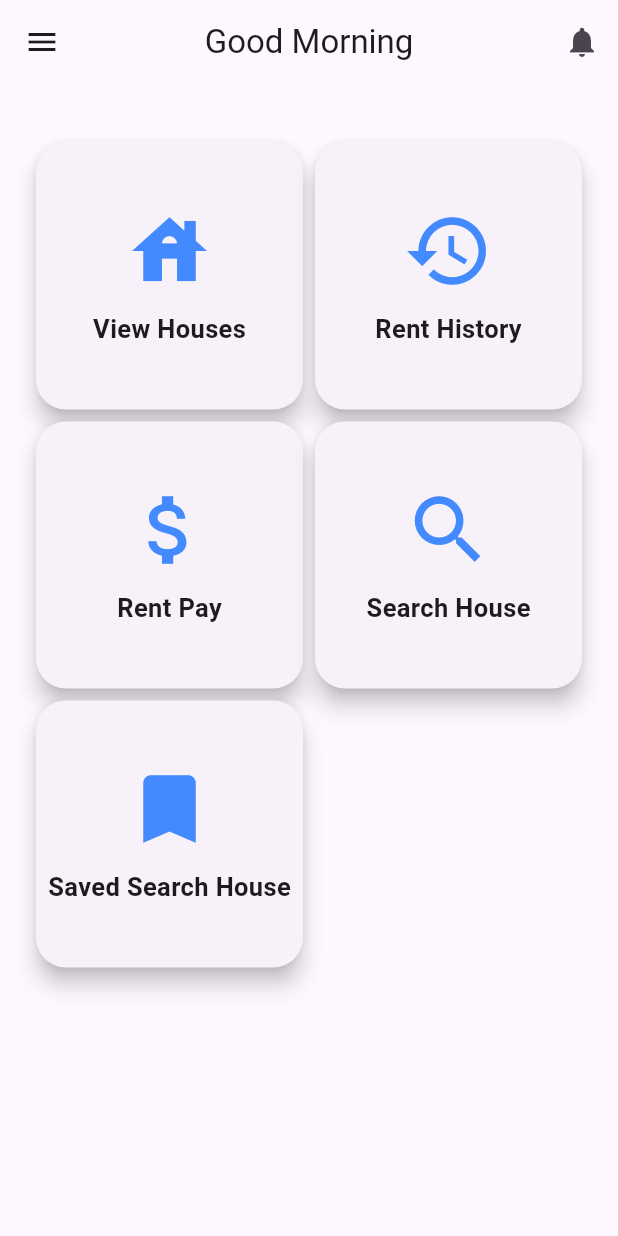
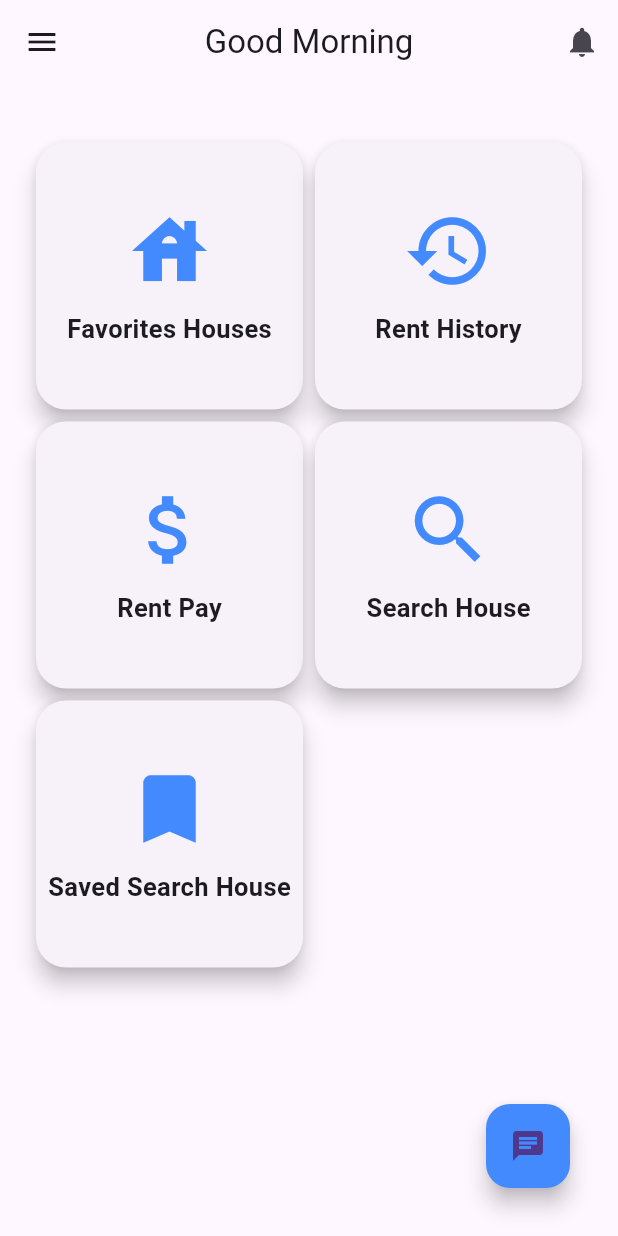
Before and after one commit to hamimrockerz/House_Solution, a Flutter app: the RenterDashboard screen opened by its route, on a phone screen of 412 x 824 dp. Run offline on Flutter 3.47's test engine with Material 3 defaults, Android fonts, the phone set to English and light mode, and no system bars; our stand-ins replace firebase_core, firebase_database, firebase_storage, hexcolor, icons_plus, image_picker and 2 more; accounts and stored records are empty.

Commit message:
Renter Dashboard Messenger icon Add

```diff
--- a/lib/renter_dashboard.dart
+++ b/lib/renter_dashboard.dart
@@ -151,17 +151,27 @@ class _RenterDashboardState extends State<RenterDashboard>
                 crossAxisCount: 2,
                 padding: const EdgeInsets.all(20.0),
                 children: [
-                  _buildAnimatedButton(context, 'View Houses', Icons.house, '/view_houses'),
+                  _buildAnimatedButton(context, 'Favorites Houses', Icons.house, '/view_houses'),
                   _buildAnimatedButton(context, 'Rent History', Icons.history, '/rent_user_history'),
                   _buildAnimatedButton(context, 'Rent Pay', Icons.attach_money, '/house_rent_collect'),
                   _buildAnimatedButton(context, 'Search House', Icons.search, '/search_house'),
                   _buildAnimatedButton(context, 'Saved Search House', Icons.bookmark, '/saved_search_house'),
-
                 ],
               ),
             ),
           ),
         ],
+      ),
+      floatingActionButton: Padding(
+        padding: const EdgeInsets.only(bottom: 16.0, right: 16.0), // Adjust bottom and right margins
+        child: FloatingActionButton(
+          onPressed: () {
+            // Handle the button press
+            Navigator.pushNamed(context, '/messenger');
+          },
+          child: const Icon(Icons.chat), // Changed to chat icon
+          backgroundColor: Colors.blueAccent,
+        ),
       ),
     );
   }
```
